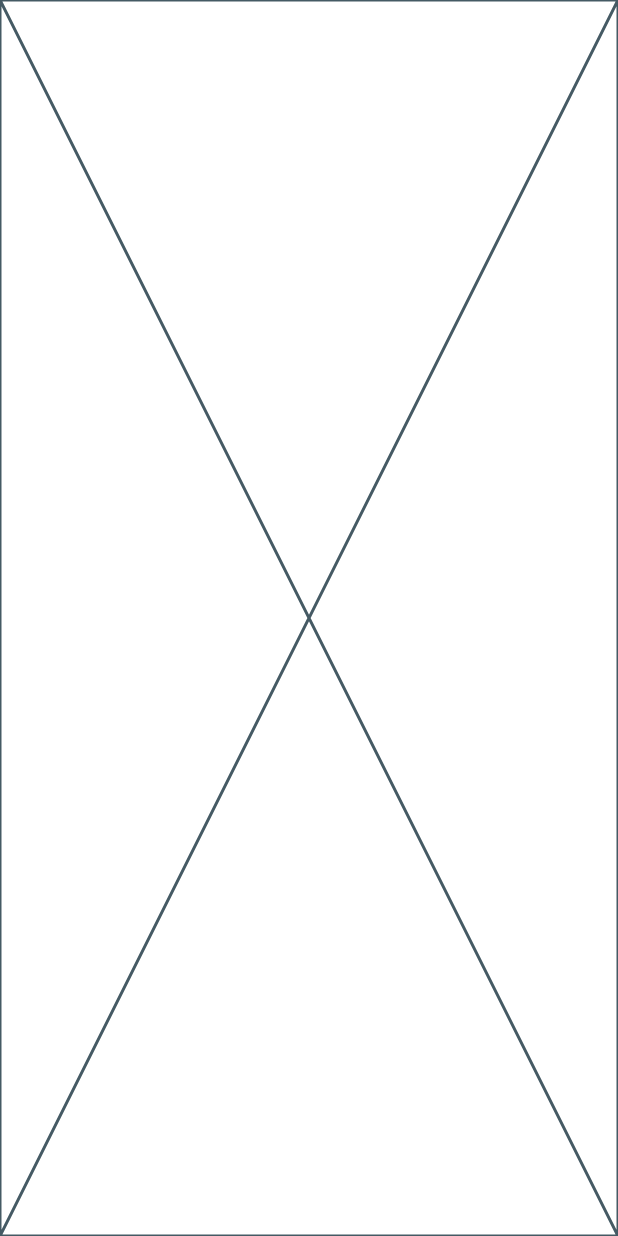
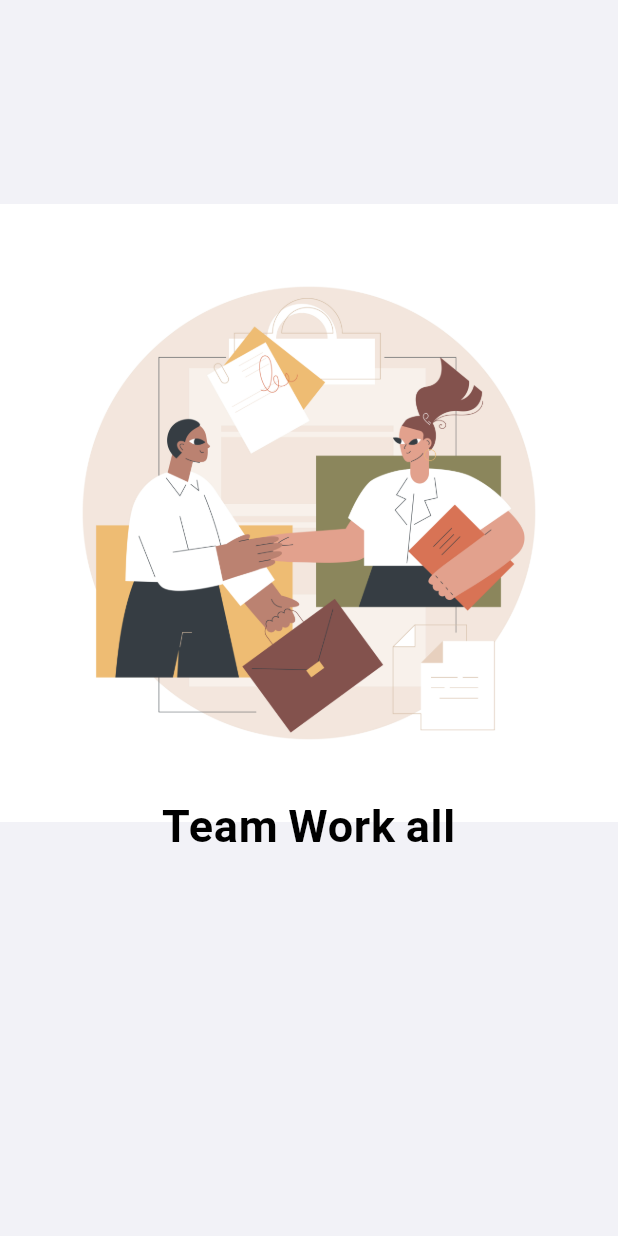
Before and after one commit to moazatef/Login-Screen-Task, a Flutter app: the screen it shows after launch, on a phone screen of 412 x 824 dp. Run offline on Flutter 3.47's test engine with Material 3 defaults, Android fonts, the phone set to English and light mode, and no system bars; our stand-ins replace form_field_validator.

Commit message:
add image to splash screen

```diff
--- a/login_screen_task/lib/core/utils/themes/theme_service.dart
+++ b/login_screen_task/lib/core/utils/themes/theme_service.dart
@@ -8,8 +8,6 @@ class ThemeService {
         fontFamily: 'SF-Arabic',
         colorScheme: const ColorScheme.light(
           primary: Color(0xFF83524D),
-          background: Colors.white,
-          onBackground: Colors.black,
           onSurface: Colors.grey,
           surface: Color(0xFFF2F2F7),
         ),
@@ -38,9 +36,9 @@ class ThemeService {
           // Large
           bodyLarge: TextStyle(
             color: Colors.black,
-            fontSize: 20,
-            fontWeight: FontWeight.w400,
-            height: 0.06,
+            fontSize: 30,
+            fontWeight: FontWeight.bold,
+            height: 0.08,
           ),
           // Headline 1
           displayLarge: TextStyle(
--- a/login_screen_task/lib/features/onboarding/presentation/screens/splash_screen.dart
+++ b/login_screen_task/lib/features/onboarding/presentation/screens/splash_screen.dart
@@ -5,6 +5,26 @@ class SplashScreen extends StatelessWidget {
 
   @override
   Widget build(BuildContext context) {
-    return const Placeholder();
+    return Scaffold(
+      body: Column(
+        children: [
+          const Spacer(
+            flex: 1,
+          ),
+          Image.asset(
+            'assets/images/image1.jpg',
+            fit: BoxFit.cover,
+          ),
+          Text(
+            'Team Work all',
+            style: Theme.of(context).textTheme.bodyLarge,
+            textAlign: TextAlign.center,
+          ),
+          const Spacer(
+            flex: 2,
+          ),
+        ],
+      ),
+    );
   }
 }
```
